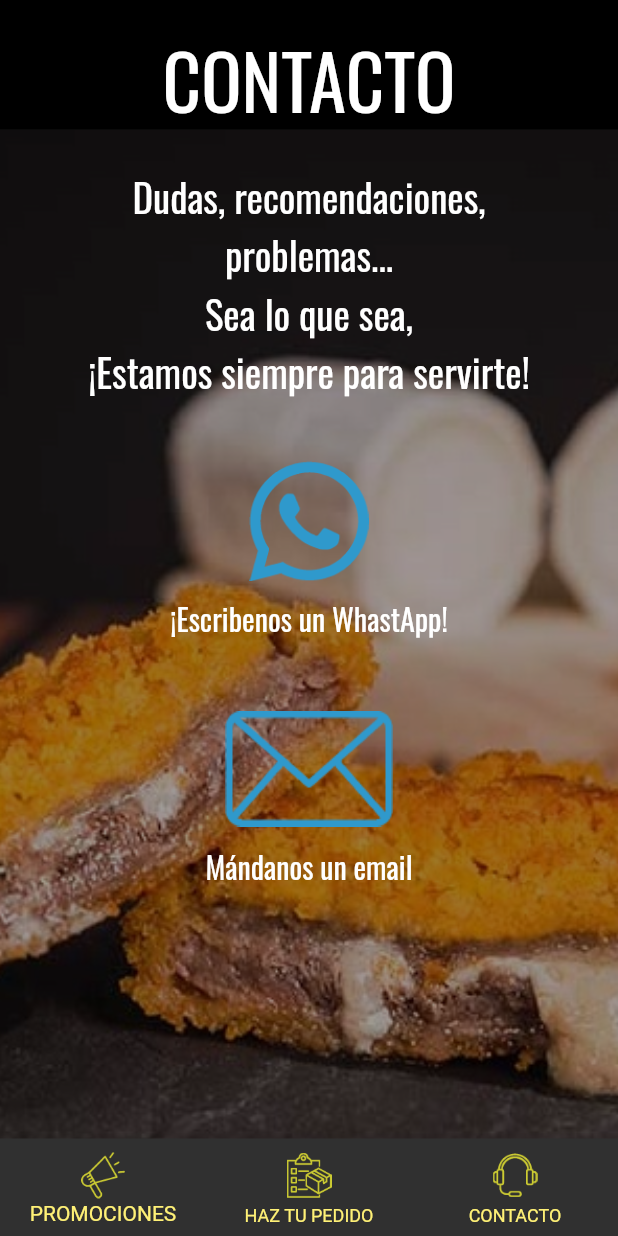
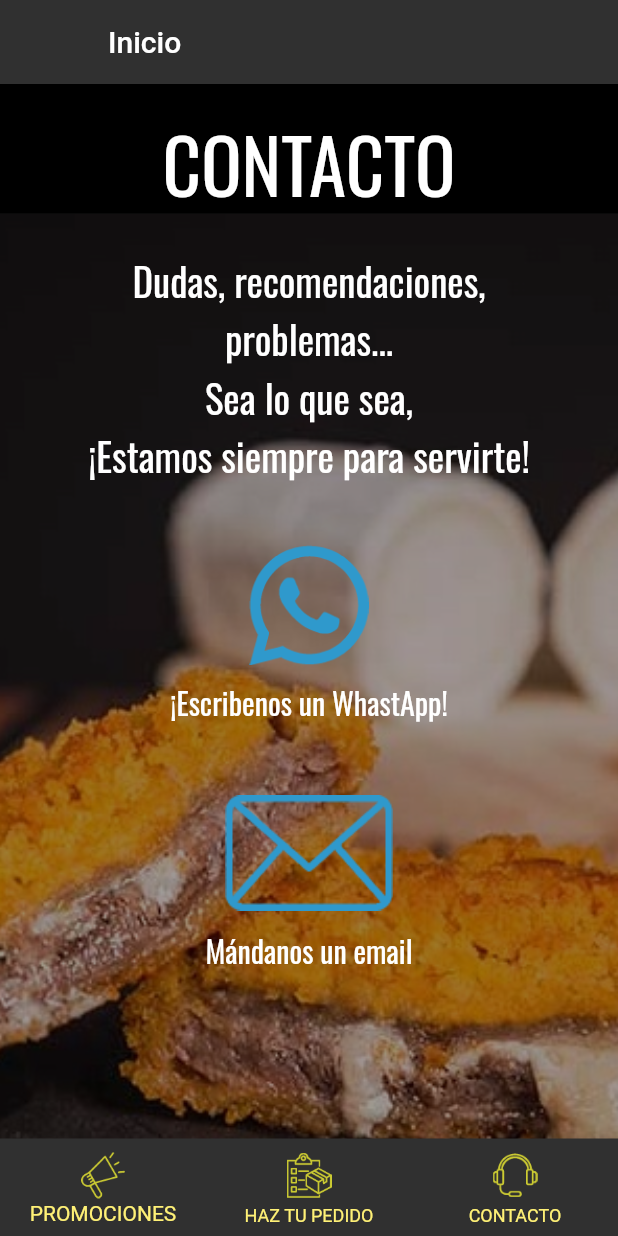
Before and after one commit to fdpst/kachopoapp, a Flutter app: the screen it shows after launch, swiped to page 3, on a phone screen of 412 x 824 dp. Run offline on Flutter 3.47's test engine with Material 2 defaults, Android fonts, the phone set to English and light mode, and no system bars; our stand-ins replace flutter_spinkit, google_fonts, webview_flutter; missing offline and left inert: flutter_email_sender.

Commit message:
añadida appbar

```diff
--- a/lib/src/pages/tabs_pages.dart
+++ b/lib/src/pages/tabs_pages.dart
@@ -1,18 +1,18 @@
 import 'package:flutter/material.dart';
+import 'package:kachoking/src/pages/tab1_pages.dart';
 import 'package:kachoking/src/pages/tab3_pages.dart';
 import 'package:kachoking/src/pages/tab2_pages.dart';
 import 'package:provider/provider.dart';
 
 import 'tabs4_pages.dart';
 
-
 class TabsPage extends StatelessWidget {
-
   @override
   Widget build(BuildContext context) {
     return ChangeNotifierProvider(
       create: (_) => new _NavegacionModel(),
       child: Scaffold(
+        appBar: LocalAppbar(),
         //backgroundColor: Colors.grey[200],
         backgroundColor: Colors.black,
         body: _Paginas(),
@@ -22,92 +22,83 @@ class TabsPage extends StatelessWidget {
   }
 }
 
+AppBar LocalAppbar() {
+  return AppBar(
+    backgroundColor: Colors.grey[850],
+    leading: Consumer<_NavegacionModel>(
+        builder: ((context, value, child) => value.paginaActual != 3
+            ? IconButton(
+                icon: Icon(Icons.arrow_back_ios),
+                onPressed: () {
+                  print(value._pageController.positions.length);
+                  value.paginaActual = 3;
+                },
+              )
+            : Container())),
+    title: Consumer<_NavegacionModel>(
+        builder: ((context, value, child) => Text(value.title))),
+  );
+}
+
 class _Navegacion extends StatelessWidget {
-
   @override
   Widget build(BuildContext context) {
-
-    final navegacionModel = Provider.of<_NavegacionModel>(context);
-
-    return BottomNavigationBar(
+    return Consumer<_NavegacionModel>(
+        builder: ((context, value, child) => BottomNavigationBar(
               //showUnselectedLabels: true,
               backgroundColor: Colors.grey[850],
               selectedItemColor: Colors.yellow.shade300,
               unselectedItemColor: Colors.yellow.shade300,
               //unselectedItemColor: Colors.grey,
-      currentIndex: navegacionModel.paginaActual,
+              currentIndex: value._paginaFooter,
               //onTap: (i) => print('$i'),
-      onTap: (i) => navegacionModel.paginaActual = i,
+              onTap: (i) => value.paginaActual = i,
               items: [
-
-
                 BottomNavigationBarItem(
-
-           icon:
-
-           Padding(
+                    icon: Padding(
                       padding: const EdgeInsets.all(2.0),
-             child: Image.asset("assets/images/PROMOICON.png",
+                      child: Image.asset(
+                        "assets/images/PROMOICON.png",
                         height: 31, width: 30,
                         //color: Colors.grey),
                       ),
                     ),
-
-
-           label: ('PROMOCIONES')
-
-           ),
-
-
-
+                    label: ('PROMOCIONES')),
                 BottomNavigationBarItem(
                     icon: Padding(
                       padding: const EdgeInsets.all(2.0),
-             child: Image.asset("assets/images/ICON_PEDIDOS.png",
+                      child: Image.asset(
+                        "assets/images/ICON_PEDIDOS.png",
                         height: 31, width: 30,
                         //color: Colors.grey),
                       ),
                     ),
-
-           label: ('HAZ TU PEDIDO')
-
-             ),
-
+                    label: ('HAZ TU PEDIDO')),
                 BottomNavigationBarItem(
                     icon: Padding(
                       padding: const EdgeInsets.all(2.0),
-             child: Image.asset("assets/images/ICON_CONTACTO.png",
+                      child: Image.asset(
+                        "assets/images/ICON_CONTACTO.png",
                         height: 31, width: 30,
                         //color: Colors.grey),
                       ),
                     ),
-
-           label: ('CONTACTO')
-
-             ),
-
+                    label: ('CONTACTO')),
               ],
-      );
+            )));
   }
 }
 
 class _Paginas extends StatelessWidget {
-
   @override
   Widget build(BuildContext context) {
-
-    final navegacionModel = Provider.of<_NavegacionModel>(context);
-
-
-    return PageView(
-      controller: navegacionModel.pageController,
+    return Consumer<_NavegacionModel>(
+      builder: ((context, value, child) => PageView(
+            controller: value.pageController,
             //physics: const BouncingScrollPhysics(),
             physics: NeverScrollableScrollPhysics(),
-      children: <Widget> [
-
-        Container(
-          color: Colors.white,
-        ),
+            children: <Widget>[
+              Tab1Page(),
 
               Tab2Page(), //WEBVIEW
 
@@ -117,31 +108,33 @@ class _Paginas extends StatelessWidget {
               /*Container(
           color: Colors.green,
         )*/
-
-
             ],
+          )),
     );
   }
 }
 
 class _NavegacionModel with ChangeNotifier {
+  int _paginaActual = 3;
+  int _paginaFooter = 0;
+  List<String> _titles = ['Promociones', 'Haz tu Pedido', 'Contacto', 'Inicio'];
+  final PageController _pageController = PageController(initialPage: 3);
+  String get title => _titles[_paginaActual];
+  int get paginaActual => _paginaActual;
+  int get paginaFooter => _paginaFooter;
 
-  int _paginaActual = 0;
-
-  final PageController _pageController = PageController(initialPage: 4);
-
-  int get paginaActual => _paginaActual;
-
-  set paginaActual (int valor) {
-
+  set paginaActual(int valor) {
     _paginaActual = valor;
-
-    _pageController.animateToPage(valor, duration: Duration(milliseconds: 5), curve: Curves.bounceInOut);
+    if (valor > 2) {
+      _paginaFooter = 0;
+    } else {
+      _paginaFooter = valor;
+    }
+    _pageController.animateToPage(valor,
+        duration: Duration(milliseconds: 5), curve: Curves.bounceInOut);
 
     notifyListeners();
-
   }
 
   PageController get pageController => _pageController;
-
 }
```
Lines whose indentation alone changed are shown as unchanged.
